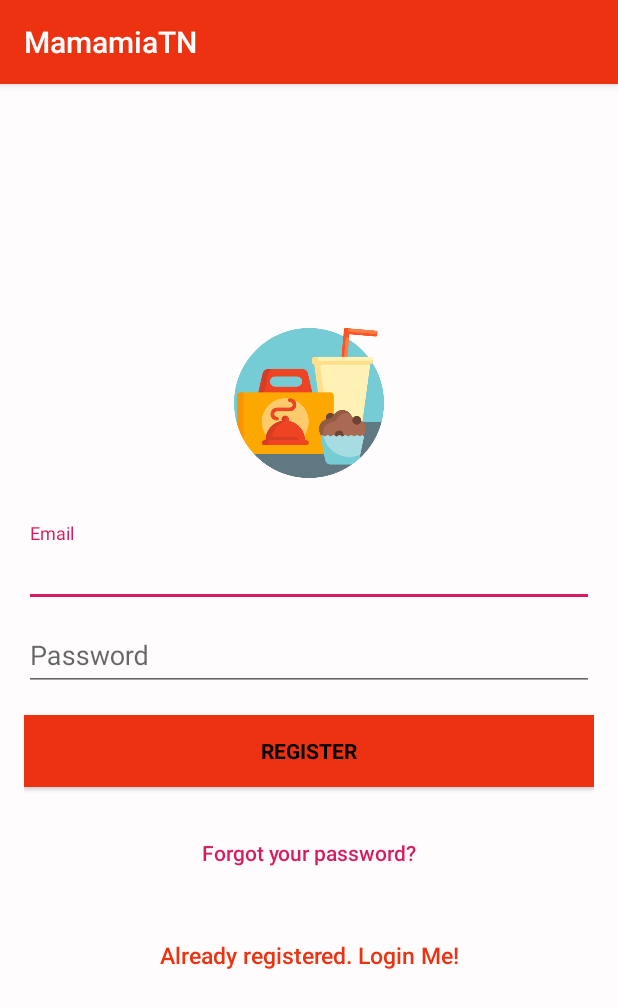
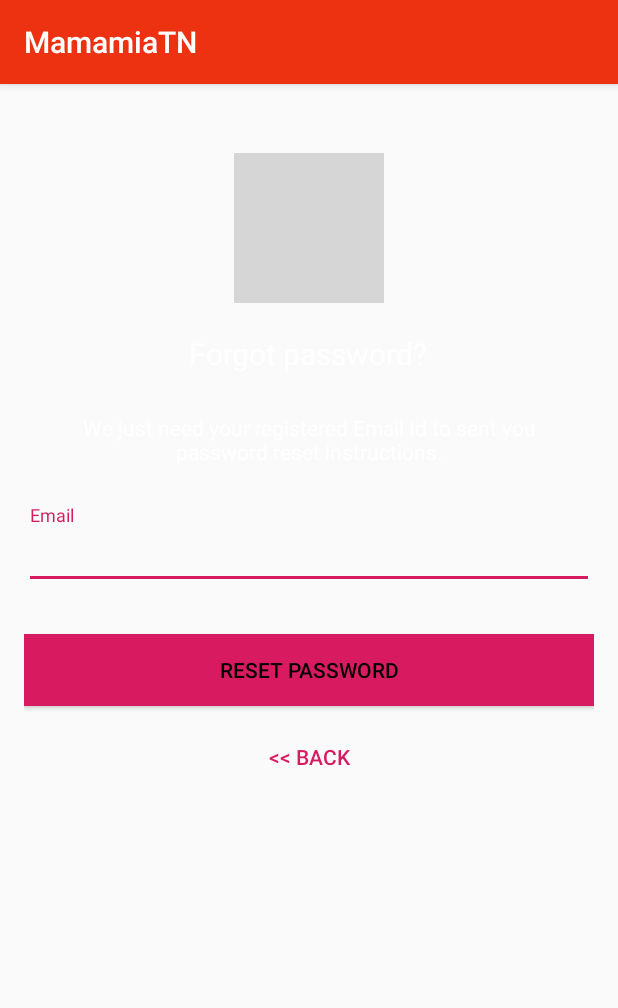
Before and after one commit to RamySy/Project, an Android app: the screen it shows after launch (SignUp before the commit, PassRes after it), after a tap on "Forgot your password?", on a phone screen of 412 x 824 dp. Shown: the top 1008 px of the screen. Run offline under Robolectric (Android 15) with nearby library versions, the phone set to English and light mode, and no system bars; our stand-ins replace ButterKnife, Firebase (no records; nobody signed in at launch, a user with empty details on screens opened directly); grey boxes are pictures that could not be loaded.

Commit message:
Password Reset

```diff
--- a/app/src/main/AndroidManifest.xml
+++ b/app/src/main/AndroidManifest.xml
@@ -9,8 +9,9 @@
         android:roundIcon="@mipmap/ic_launcher_round"
         android:supportsRtl="true"
         android:theme="@style/AppTheme">
-        <activity android:name=".SignUp"></activity>
-        <activity android:name=".Login" >
+        <activity android:name=".PassRes"></activity>
+        <activity android:name=".SignUp" />
+        <activity android:name=".Login">
             <intent-filter>
                 <action android:name="android.intent.action.MAIN" />
 
@@ -20,9 +21,7 @@
         <activity
             android:name=".MainActivity"
             android:label="@string/app_name"
-            android:theme="@style/AppTheme.NoActionBar">
-
-        </activity>
+            android:theme="@style/AppTheme.NoActionBar"></activity>
     </application>
 
 </manifest>
--- a/app/src/main/java/com/resto/project/Login.java
+++ b/app/src/main/java/com/resto/project/Login.java
@@ -85,7 +85,7 @@ public class Login extends AppCompatActivity {
         resetButton.setOnClickListener(new View.OnClickListener() {
             @Override
             public void onClick(View v) {
-                Login.this.startActivity(new Intent(Login.this, SignUp.class));
+                Login.this.startActivity(new Intent(Login.this, PassRes.class));
             }
         });
 
@@ -122,9 +122,9 @@ public class Login extends AppCompatActivity {
                                         Toast.makeText(Login.this, Login.this.getString(R.string.auth_failed), Toast.LENGTH_SHORT).show();
                                     }
 
-                                } else if(useremail.contentEquals("admin@admin.com")){
+                                /*} else if(useremail.contentEquals("admin@admin.com")){
                                     Login.this.startActivity(new Intent(Login.this, MainActivity.class));
-                                    Login.this.finish();
+                                    Login.this.finish();*/
                                 } else {
                                     Login.this.startActivity(new Intent(Login.this, MainActivity.class));
                                     Login.this.finish();
--- /dev/null
+++ b/app/src/main/java/com/resto/project/PassRes.java
@@ -0,0 +1,14 @@
+package com.resto.project;
+
+import androidx.appcompat.app.AppCompatActivity;
+
+import android.os.Bundle;
+
+public class PassRes extends AppCompatActivity {
+
+    @Override
+    protected void onCreate(Bundle savedInstanceState) {
+        super.onCreate(savedInstanceState);
+        setContentView(R.layout.activity_pass_res);
+    }
+}
--- a/app/src/main/java/com/resto/project/SignUp.java
+++ b/app/src/main/java/com/resto/project/SignUp.java
@@ -53,7 +53,7 @@ public class SignUp extends AppCompatActivity {
         resetButton.setOnClickListener(new View.OnClickListener() {
             @Override
             public void onClick(View v) {
-                SignUp.this.startActivity(new Intent(SignUp.this, Login.class));
+                SignUp.this.startActivity(new Intent(SignUp.this, PassRes.class));
             }
         });
 
--- /dev/null
+++ b/app/src/main/res/layout/activity_pass_res.xml
@@ -0,0 +1,87 @@
+<?xml version="1.0" encoding="utf-8"?>
+<androidx.coordinatorlayout.widget.CoordinatorLayout xmlns:android="http://schemas.android.com/apk/res/android"
+    xmlns:app="http://schemas.android.com/apk/res-auto"
+    xmlns:tools="http://schemas.android.com/tools"
+    android:layout_width="match_parent"
+    android:layout_height="match_parent"
+    tools:context=".PassRes">
+
+    <LinearLayout
+        android:layout_width="match_parent"
+        android:layout_height="wrap_content"
+        android:layout_marginTop="30dp"
+        android:gravity="center"
+        android:orientation="vertical"
+        android:padding="@dimen/activity_horizontal_margin">
+
+        <ImageView
+            android:layout_width="@dimen/logo_w_h"
+            android:layout_height="@dimen/logo_w_h"
+            android:src="@drawable/key"
+            android:layout_gravity="center_horizontal"
+            android:layout_marginBottom="10dp"/>
+
+        <TextView
+            android:layout_width="wrap_content"
+            android:layout_height="wrap_content"
+            android:layout_gravity="center_horizontal"
+            android:padding="10dp"
+            android:text="@string/lbl_forgot_password"
+            android:textSize="20sp"
+            android:textColor="@android:color/white"/>
+
+        <TextView
+            android:layout_width="wrap_content"
+            android:layout_height="wrap_content"
+            android:layout_marginBottom="10dp"
+            android:gravity="center_horizontal"
+            android:padding="@dimen/activity_horizontal_margin"
+            android:text="@string/forgot_password_msg"
+            android:textColor="@android:color/white"
+            android:textSize="14dp" />
+
+        <com.google.android.material.textfield.TextInputLayout
+            android:layout_width="match_parent"
+            android:layout_height="wrap_content">
+
+            <EditText
+                android:id="@+id/email"
+                android:layout_width="match_parent"
+                android:layout_height="wrap_content"
+                android:layout_marginBottom="10dp"
+                android:layout_marginTop="20dp"
+                android:hint="@string/hint_email"
+                android:inputType="textEmailAddress"
+                android:textColor="@android:color/white"
+                android:textColorHint="@android:color/white" />
+        </com.google.android.material.textfield.TextInputLayout>
+
+        <Button
+            android:id="@+id/btn_reset_password"
+            android:layout_width="fill_parent"
+            android:layout_height="wrap_content"
+            android:layout_marginTop="20dip"
+            android:background="@color/colorAccent"
+            android:text="@string/btn_reset_password"
+            android:textColor="@android:color/black" />
+
+        <Button
+            android:id="@+id/btn_back"
+            android:layout_width="wrap_content"
+            android:layout_height="wrap_content"
+            android:layout_marginTop="10dp"
+            android:background="@null"
+            android:text="@string/btn_back"
+            android:textColor="@color/colorAccent" />
+
+    </LinearLayout>
+
+    <ProgressBar
+        android:id="@+id/progressBar"
+        android:layout_width="30dp"
+        android:layout_height="30dp"
+        android:layout_gravity="center|bottom"
+        android:layout_marginBottom="20dp"
+        android:visibility="gone" />
+
+</androidx.coordinatorlayout.widget.CoordinatorLayout>
--- a/app/src/main/res/layout/nav_header_main.xml
+++ b/app/src/main/res/layout/nav_header_main.xml
@@ -3,7 +3,7 @@
     xmlns:app="http://schemas.android.com/apk/res-auto"
     android:layout_width="match_parent"
     android:layout_height="@dimen/nav_header_height"
-    android:background="#AA2912"
+    android:background="@android:color/holo_red_dark"
     android:gravity="bottom"
     android:orientation="vertical"
     android:paddingLeft="@dimen/activity_horizontal_margin"
@@ -21,7 +21,7 @@
         app:srcCompat="@drawable/restaurant" />
 
     <TextView
-        android:layout_width="match_parent"
+        android:layout_width="wrap_content"
         android:layout_height="wrap_content"
         android:paddingTop="@dimen/nav_header_vertical_spacing"
         android:text="@string/nav_header_title"
```
